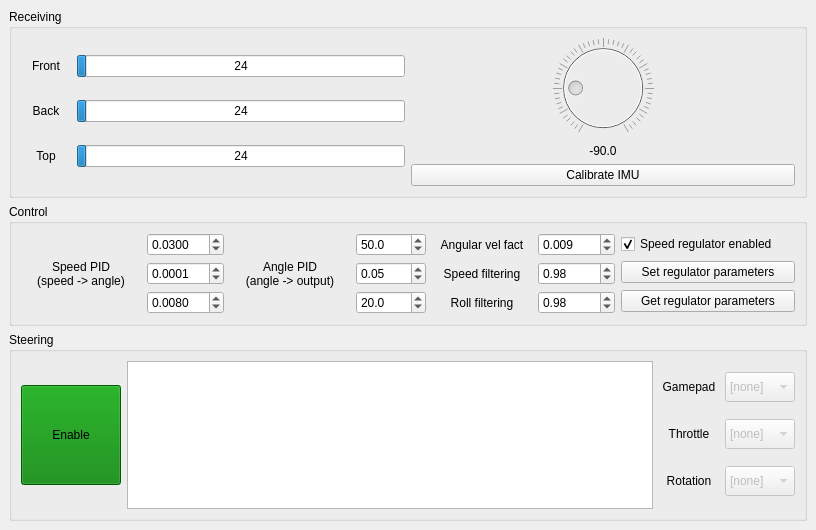
This is src/rys_control/remote/src/UI/Layouts/RysRemoteMainWindowLayout.ui in GroupOfRobots/MiniRysV4ROS2 as Qt 5 draws it before an edit. The edited form follows.
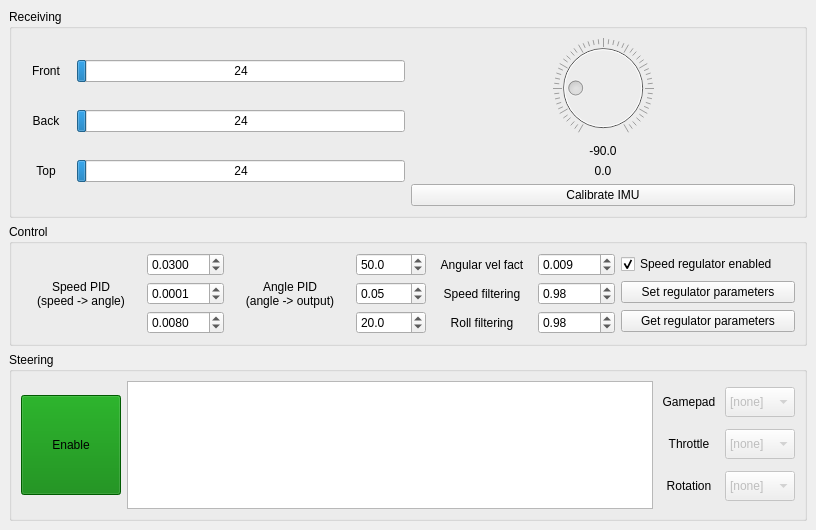
This is the edited form.

Commit message: rys_remote: added receiving rotation from IMU; ImuRoll->ImurollRotation

The edit to the form file:
```diff
--- a/src/rys_control/remote/src/UI/Layouts/RysRemoteMainWindowLayout.ui
+++ b/src/rys_control/remote/src/UI/Layouts/RysRemoteMainWindowLayout.ui
@@ -257,6 +257,22 @@
            </property>
           </widget>
          </item>
+         <item>
+          <widget class="QLabel" name="rotationXValueLabel">
+           <property name="minimumSize">
+            <size>
+             <width>50</width>
+             <height>0</height>
+            </size>
+           </property>
+           <property name="text">
+            <string>0.0</string>
+           </property>
+           <property name="alignment">
+            <set>Qt::AlignCenter</set>
+           </property>
+          </widget>
+         </item>
          <item>
           <widget class="QPushButton" name="imuCalibrateButton">
            <property name="sizePolicy">
```
The commit also changes 3 other files.
